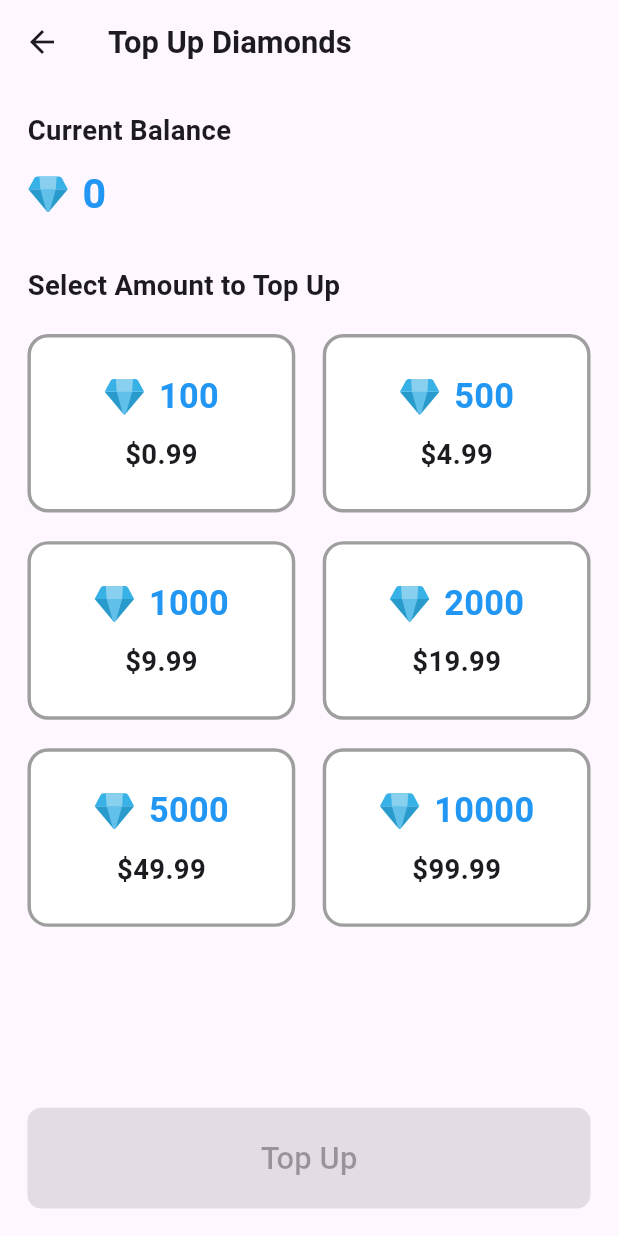
After one commit to thaarrtt/ariane_mobile, a Flutter app: the PaymentScreen screen opened by its route, on a phone screen of 412 x 824 dp. The commit adds this screen. Run offline on Flutter 3.47's test engine with Material 3 defaults, Android fonts, the phone set to English and light mode, and no system bars; our stand-ins replace dio, flutter_advanced_drawer, flutter_animate, flutter_hooks, flutter_native_splash, flutter_onboarding_slider and 9 more; missing offline and left inert: carousel_slider_plus, flutter_easy_faq, oidc, oidc_default_store; accounts and stored records are empty; generated files the repository leaves out were written again; network calls fail; statements that could not run were skipped.

Commit message:
add payment screen

```diff
--- a/lib/home/view/boarding_dialog.dart
+++ b/lib/home/view/boarding_dialog.dart
@@ -5,7 +5,6 @@ import 'package:flutter_screenutil/flutter_screenutil.dart';
 import 'package:hooks_riverpod/hooks_riverpod.dart';
 import 'package:ariane_mobile/auth/service/user_service.dart';
 import 'package:ariane_mobile/common/utils/app_style.dart';
-import 'package:ariane_mobile/router/routes.dart';
 
 class OnBoardingScreen extends ConsumerWidget {
   const OnBoardingScreen({super.key});
--- a/lib/home/view/dashboard_screen.dart
+++ b/lib/home/view/dashboard_screen.dart
@@ -20,7 +20,6 @@ class DashboardScreen extends ConsumerWidget {
               // Handle profile tap
             },
             onTopUpTap: () {
-              print('Navigating to shops page');
               const ShopsRoute().push(context);
             },
           ),
--- /dev/null
+++ b/lib/payment/view/payment_screen.dart
@@ -0,0 +1,207 @@
+import 'package:flutter/material.dart';
+import 'package:flutter_screenutil/flutter_screenutil.dart';
+import 'package:flutter_svg/flutter_svg.dart';
+import 'package:hooks_riverpod/hooks_riverpod.dart';
+
+// Provider for the current diamond balance
+final diamondBalanceProvider = StateProvider<int>((ref) => 0);
+
+// Provider for the selected top-up amount
+final selectedTopUpProvider = StateProvider<int?>((ref) => null);
+
+class PaymentScreen extends ConsumerWidget {
+  const PaymentScreen({super.key});
+
+  @override
+  Widget build(BuildContext context, WidgetRef ref) {
+    final diamondBalance = ref.watch(diamondBalanceProvider);
+    final selectedTopUp = ref.watch(selectedTopUpProvider);
+
+    return Scaffold(
+      appBar: AppBar(
+        title: Text(
+          'Top Up Diamonds',
+          style: TextStyle(
+            fontSize: 18.sp,
+            fontWeight: FontWeight.bold,
+          ),
+        ),
+        elevation: 0,
+        backgroundColor: Colors.transparent,
+      ),
+      body: SafeArea(
+        child: Padding(
+          padding: EdgeInsets.all(16.w),
+          child: Column(
+            crossAxisAlignment: CrossAxisAlignment.start,
+            children: [
+              Text(
+                'Current Balance',
+                style: TextStyle(
+                  fontSize: 16.sp,
+                  fontWeight: FontWeight.bold,
+                ),
+              ),
+              SizedBox(height: 8.h),
+              Row(
+                children: [
+                  SvgPicture.asset(
+                    'assets/icons/diamond.svg',
+                    width: 24.w,
+                    height: 24.h,
+                  ),
+                  SizedBox(width: 8.w),
+                  Text(
+                    '$diamondBalance',
+                    style: TextStyle(
+                      fontSize: 24.sp,
+                      fontWeight: FontWeight.bold,
+                      color: Colors.blue,
+                    ),
+                  ),
+                ],
+              ),
+              SizedBox(height: 24.h),
+              Text(
+                'Select Amount to Top Up',
+                style: TextStyle(
+                  fontSize: 16.sp,
+                  fontWeight: FontWeight.bold,
+                ),
+              ),
+              SizedBox(height: 16.h),
+              Expanded(
+                child: GridView.builder(
+                  gridDelegate: SliverGridDelegateWithFixedCrossAxisCount(
+                    crossAxisCount: 2,
+                    crossAxisSpacing: 16.w,
+                    mainAxisSpacing: 16.h,
+                    childAspectRatio: 1.5,
+                  ),
+                  itemCount: topUpOptions.length,
+                  itemBuilder: (context, index) {
+                    return TopUpOptionCard(
+                      option: topUpOptions[index],
+                      isSelected: selectedTopUp == topUpOptions[index].amount,
+                      onTap: () {
+                        ref.read(selectedTopUpProvider.notifier).state =
+                            topUpOptions[index].amount;
+                      },
+                    );
+                  },
+                ),
+              ),
+              SizedBox(height: 24.h),
+              SizedBox(
+                width: double.infinity,
+                child: ElevatedButton(
+                  onPressed: selectedTopUp != null
+                      ? () {
+                          // Perform the top-up action
+                          ref.read(diamondBalanceProvider.notifier).state +=
+                              selectedTopUp;
+                          ref.read(selectedTopUpProvider.notifier).state = null;
+                          ScaffoldMessenger.of(context).showSnackBar(
+                            SnackBar(
+                                content: Text(
+                                    'Successfully topped up $selectedTopUp diamonds!')),
+                          );
+                        }
+                      : null,
+                  style: ElevatedButton.styleFrom(
+                    padding: EdgeInsets.symmetric(vertical: 16.h),
+                    shape: RoundedRectangleBorder(
+                      borderRadius: BorderRadius.circular(8.r),
+                    ),
+                  ),
+                  child: Text(
+                    'Top Up',
+                    style: TextStyle(fontSize: 18.sp),
+                  ),
+                ),
+              ),
+            ],
+          ),
+        ),
+      ),
+    );
+  }
+}
+
+class TopUpOptionCard extends StatelessWidget {
+  final TopUpOption option;
+  final bool isSelected;
+  final VoidCallback onTap;
+
+  const TopUpOptionCard({
+    super.key,
+    required this.option,
+    required this.isSelected,
+    required this.onTap,
+  });
+
+  @override
+  Widget build(BuildContext context) {
+    return GestureDetector(
+      onTap: onTap,
+      child: Container(
+        decoration: BoxDecoration(
+          color: isSelected ? Colors.blue.withOpacity(0.1) : Colors.white,
+          border: Border.all(
+            color: isSelected ? Colors.blue : Colors.grey,
+            width: 2.w,
+          ),
+          borderRadius: BorderRadius.circular(12.r),
+        ),
+        child: Column(
+          mainAxisAlignment: MainAxisAlignment.center,
+          children: [
+            Row(
+              mainAxisAlignment: MainAxisAlignment.center,
+              children: [
+                SvgPicture.asset(
+                  'assets/icons/diamond.svg',
+                  width: 24.w,
+                  height: 24.h,
+                ),
+                SizedBox(width: 8.w),
+                Text(
+                  '${option.amount}',
+                  style: TextStyle(
+                    fontSize: 20.sp,
+                    fontWeight: FontWeight.bold,
+                    color: Colors.blue,
+                  ),
+                ),
+              ],
+            ),
+            SizedBox(height: 8.h),
+            Text(
+              '\$${option.price.toStringAsFixed(2)}',
+              style: TextStyle(
+                fontSize: 16.sp,
+                fontWeight: FontWeight.bold,
+              ),
+            ),
+          ],
+        ),
+      ),
+    );
+  }
+}
+
+class TopUpOption {
+  final int amount;
+  final double price;
+
+  TopUpOption({required this.amount, required this.price});
+}
+
+final List<TopUpOption> topUpOptions = [
+  TopUpOption(amount: 100, price: 0.99),
+  TopUpOption(amount: 500, price: 4.99),
+  TopUpOption(amount: 1000, price: 9.99),
+  TopUpOption(amount: 2000, price: 19.99),
+  TopUpOption(amount: 5000, price: 49.99),
+  TopUpOption(amount: 10000, price: 99.99),
+];
--- a/lib/router/router.dart
+++ b/lib/router/router.dart
@@ -16,7 +16,6 @@ GoRouter router(RouterRef ref) {
   final refreshListenable = GoRouterRefreshNotifier();
 
   ref.listen<AsyncValue<Auth>>(authHandlerProvider, (_, next) {
-    print('Auth state changed: $next');
     refreshListenable.notifyListeners();
   });
 
@@ -27,37 +26,26 @@ GoRouter router(RouterRef ref) {
     debugLogDiagnostics: true,
     routes: $appRoutes,
     redirect: (context, state) {
-      print('Redirect called for path: ${state.uri.path}');
-      print('Current auth state: $authState');
-
       return authState.when(
         data: (auth) {
           if (auth is SignedIn) {
-            print('User is authenticated, current path: ${state.uri.path}');
             if (state.uri.path == '/welcome' ||
                 state.uri.path == '/regist' ||
                 state.uri.path == '/splash') {
-              print('Redirecting to home');
               return const HomeRoute().location;
             }
-            print('Allowing access to: ${state.uri.path}');
             return null;
           } else {
-            print('User is not authenticated');
             if (state.uri.path == '/welcome' || state.uri.path == '/regist') {
-              print('On welcome or regist page, no redirect');
               return null;
             }
-            print('Redirecting to welcome page');
             return const WelcomeRoute().location;
           }
         },
         loading: () {
-          print('Auth state is loading');
           return const SplashRoute().location;
         },
         error: (error, _) {
-          print('Auth error: $error');
           return const WelcomeRoute().location;
         },
       );
@@ -68,7 +56,6 @@ GoRouter router(RouterRef ref) {
 class GoRouterRefreshNotifier extends ChangeNotifier {
   @override
   void notifyListeners() {
-    print('GoRouterRefreshNotifier: notifying listeners');
     super.notifyListeners();
   }
 }
--- a/lib/router/routes.dart
+++ b/lib/router/routes.dart
@@ -1,6 +1,7 @@
 import 'dart:async';
 
 import 'package:ariane_mobile/auth/view/welcome_page.dart';
+import 'package:ariane_mobile/payment/view/payment_screen.dart';
 import 'package:ariane_mobile/shop/view/shops_page.dart';
 import 'package:flutter/material.dart';
 import 'package:go_router/go_router.dart';
@@ -26,6 +27,7 @@ class SplashRoute extends GoRouteData {
   routes: [
     TypedGoRoute<ChatDetailRoute>(path: 'chat_detail'),
     TypedGoRoute<ShopsRoute>(path: 'shops'),
+    TypedGoRoute<PaymentRoute>(path: 'payment'),
   ],
 )
 class HomeRoute extends GoRouteData {
@@ -65,6 +67,15 @@ class ShopsRoute extends GoRouteData {
   }
 }
 
+class PaymentRoute extends GoRouteData {
+  const PaymentRoute();
+
+  @override
+  Widget build(BuildContext context, GoRouterState state) {
+    return const PaymentScreen();
+  }
+}
+
 /// This route shows how to parametrize a simple page and how to pass a simple query parameter.
 @TypedGoRoute<DetailsRoute>(path: '/details/:id')
 class DetailsRoute extends GoRouteData {
```
Also changed, not shown: lib/router/router.g.dart, lib/router/routes.g.dart.
